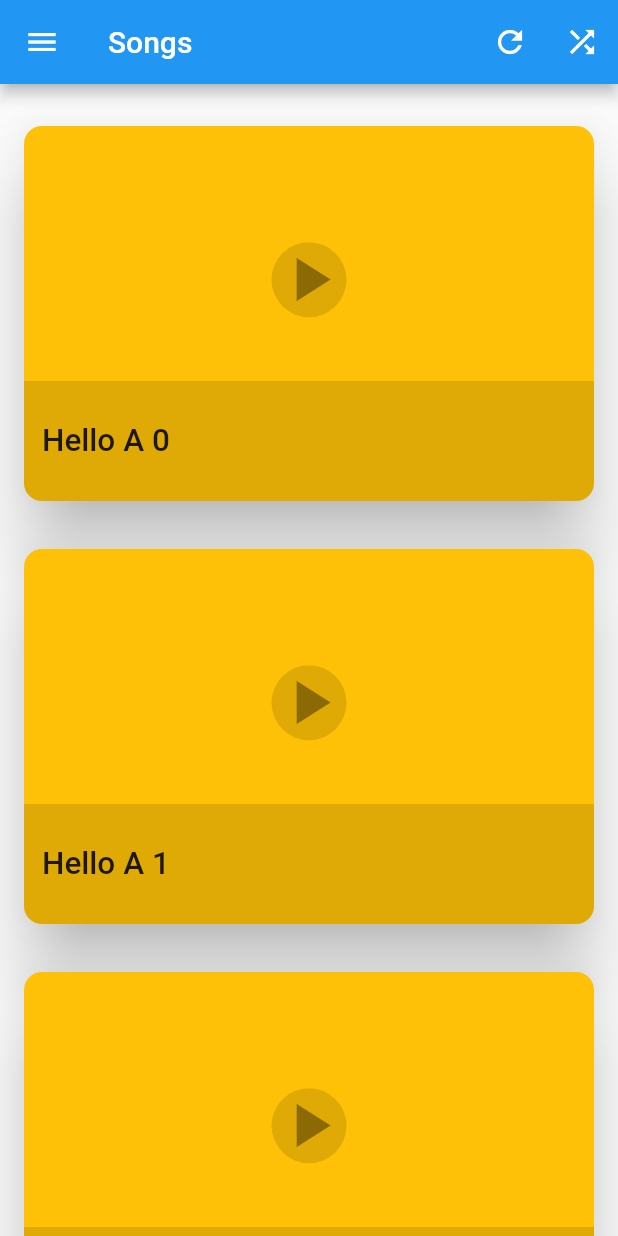
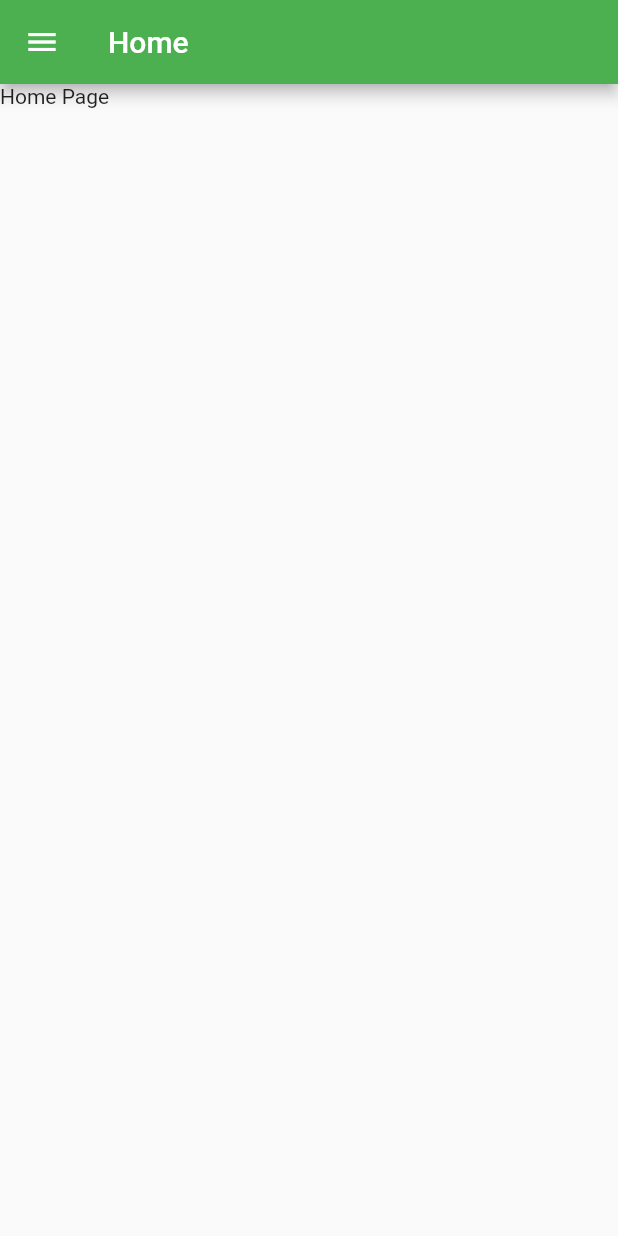
Before and after one commit to ryangek/flutter-example, a Flutter app: the Home screen opened directly, on a phone screen of 412 x 824 dp. Run offline on Flutter 3.47's test engine with Material 2 defaults, Android fonts, the phone set to English and light mode, and no system bars; our stand-ins replace shared_preferences; accounts and stored records are empty.

Commit message:
add more pages

```diff
--- a/lib/home.dart
+++ b/lib/home.dart
@@ -1,13 +1,13 @@
 import 'dart:convert';
-import 'dart:io';
 
 import 'package:flutter/cupertino.dart';
 import 'package:flutter/material.dart';
+import 'package:flutter_appl/pages/songs.dart';
 import 'package:flutter_appl/signin.dart';
 import 'package:http/http.dart' as http;
 import 'package:shared_preferences/shared_preferences.dart';
 
-import 'components/songs.dart';
+import 'components/widgets.dart';
 
 class Home extends StatefulWidget {
   Home({Key key, this.api}) : super(key: key);
@@ -22,7 +22,6 @@ class _HomeState extends State<Home> {
   SharedPreferences _sharedPreferences;
 
   String _token = "";
-  File _avatarUri;
   int _itemsLength = 10;
 
   Map<String, String> get headers => {
@@ -58,7 +57,6 @@ class _HomeState extends State<Home> {
     if (response.statusCode == 200 &&
         json.decode(response.body)["success"] == true) {
       _sharedPreferences.clear();
-      _sharedPreferences.commit();
       Navigator.of(context).pushAndRemoveUntil(
           MaterialPageRoute(
               builder: (BuildContext context) => SignIn(api: widget.api)),
@@ -68,7 +66,15 @@ class _HomeState extends State<Home> {
     }
   }
 
-  Widget _androidDrawer() {
+  Future<void> onRefreshData() {
+    return Future.delayed(
+      // This is just an arbitrary delay that simulates some network activity.
+      const Duration(seconds: 2),
+      () => {print("Refreshed")},
+    );
+  }
+
+  Widget _drawer() {
     return Drawer(
       child: Column(
         crossAxisAlignment: CrossAxisAlignment.stretch,
@@ -89,6 +95,10 @@ class _HomeState extends State<Home> {
             title: Text("Songs"),
             onTap: () {
               Navigator.pop(context);
+              Navigator.push<void>(
+                  context,
+                  MaterialPageRoute(
+                      builder: (context) => Songs(api: widget.api)));
             },
           ),
           ListTile(
@@ -123,29 +133,19 @@ class _HomeState extends State<Home> {
                   context, MaterialPageRoute(builder: (context) => Scaffold()));
             },
           ),
+          // Long drawer contents are often segmented.
+          Padding(
+            padding: const EdgeInsets.symmetric(horizontal: 16),
+            child: Divider(),
+          ),
+          ListTile(
+            leading: Icon(Icons.logout),
+            title: Text("Logout"),
+            onTap: () {
+              onLogout();
+            },
+          ),
         ],
-      ),
-    );
-  }
-
-  Widget _listBuilder(BuildContext context, int index) {
-    if (index >= _itemsLength) return null;
-
-    return SafeArea(
-      top: false,
-      bottom: false,
-      child: Hero(
-        tag: index,
-        child: HeroAnimatingSongCard(
-          song: "Hello A $index",
-          color: Colors.amber,
-          heroAnimation: AlwaysStoppedAnimation(0),
-          onPressed: () => Navigator.of(context).push<void>(
-            MaterialPageRoute(
-              builder: (context) => Scaffold(),
-            ),
-          ),
-        ),
       ),
     );
   }
@@ -154,26 +154,15 @@ class _HomeState extends State<Home> {
   Widget build(BuildContext context) {
     return Scaffold(
       appBar: AppBar(
-        title: Text("Songs"),
-        actions: [
-          IconButton(
-            icon: Icon(Icons.refresh),
-            onPressed: () {},
-          ),
-          IconButton(
-            icon: Icon(Icons.shuffle),
-            onPressed: () {},
-          ),
-        ],
+        title: Text("Home"),
+        actions: [],
       ),
-      drawer: _androidDrawer(),
+      drawer: _drawer(),
       body: RefreshIndicator(
-        onRefresh: () {},
-        child: ListView.builder(
-          padding: EdgeInsets.symmetric(vertical: 12),
-          itemBuilder: _listBuilder,
-        ),
-      ),
+          onRefresh: onRefreshData,
+          child: Container(
+            child: Text("Home Page"),
+          )),
     );
   }
 }
--- a/lib/main.dart
+++ b/lib/main.dart
@@ -12,9 +12,9 @@ class MainApp extends StatelessWidget {
     return MaterialApp(
       title: 'Flutter Example',
       theme: ThemeData(
-        primarySwatch: Colors.blue,
+        primarySwatch: Colors.green,
       ),
-      home: Home(api: "http://192.168.1.57:9999/api"),
+      home: Home(api: "http://192.168.1.41:9999/api"),
     );
   }
 }
```
Also changed, not shown: lib/components/widgets.dart (renamed from lib/components/songs.dart, +37 -69 lines), lib/pages/songs-detail.dart (added, +94 -0 lines), lib/pages/songs.dart (added, +89 -0 lines).
